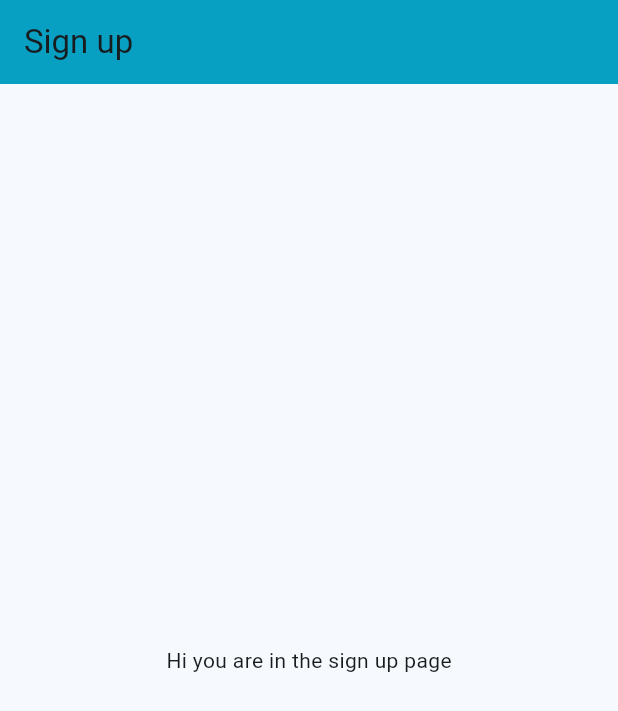
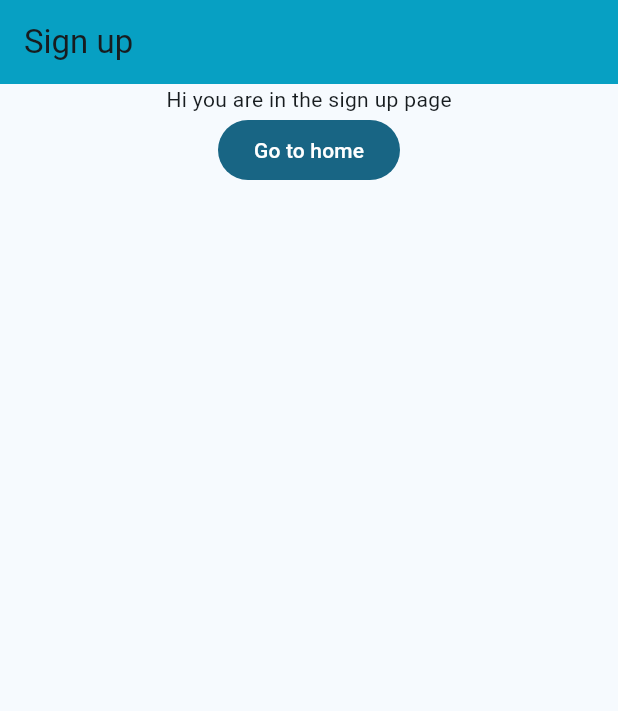
Before and after one commit to Sudo-Victor-Victory/ecg_app, a Flutter app: the screen it shows after launch, on a phone screen of 412 x 824 dp. Shown: the top 711 px of the screen. Run offline on Flutter 3.47's test engine with Material 3 defaults, Android fonts, the phone set to English and light mode, and no system bars.

Commit message:
Added a home page, added navigation from the sign up to home page

```diff
--- a/lib/views/pages/sign_up.dart
+++ b/lib/views/pages/sign_up.dart
@@ -1,3 +1,4 @@
+import 'package:ecg_app/views/pages/home.dart';
 import 'package:flutter/material.dart';
 
 class SignUpPage extends StatefulWidget {
@@ -15,7 +16,24 @@ class _SignUpPageState extends State<SignUpPage> {
         title: Text("Sign up", selectionColor: Color(0xFF1D1B14)),
         backgroundColor: Color(0xFF07A0C3),
       ),
-      body: Center(child: Text("Hi you are in the sign up page")),
+      body: Column(
+        children: [
+          Text("Hi you are in the sign up page"),
+          Center(
+            child: FilledButton(
+              onPressed: () => Navigator.push(
+                context,
+                MaterialPageRoute(
+                  builder: (context) {
+                    return HomePage();
+                  },
+                ),
+              ),
+              child: Text("Go to home"),
+            ),
+          ),
+        ],
+      ),
     );
   }
 }
```
Also changed, not shown: lib/views/pages/home.dart (added, +21 -0 lines).
